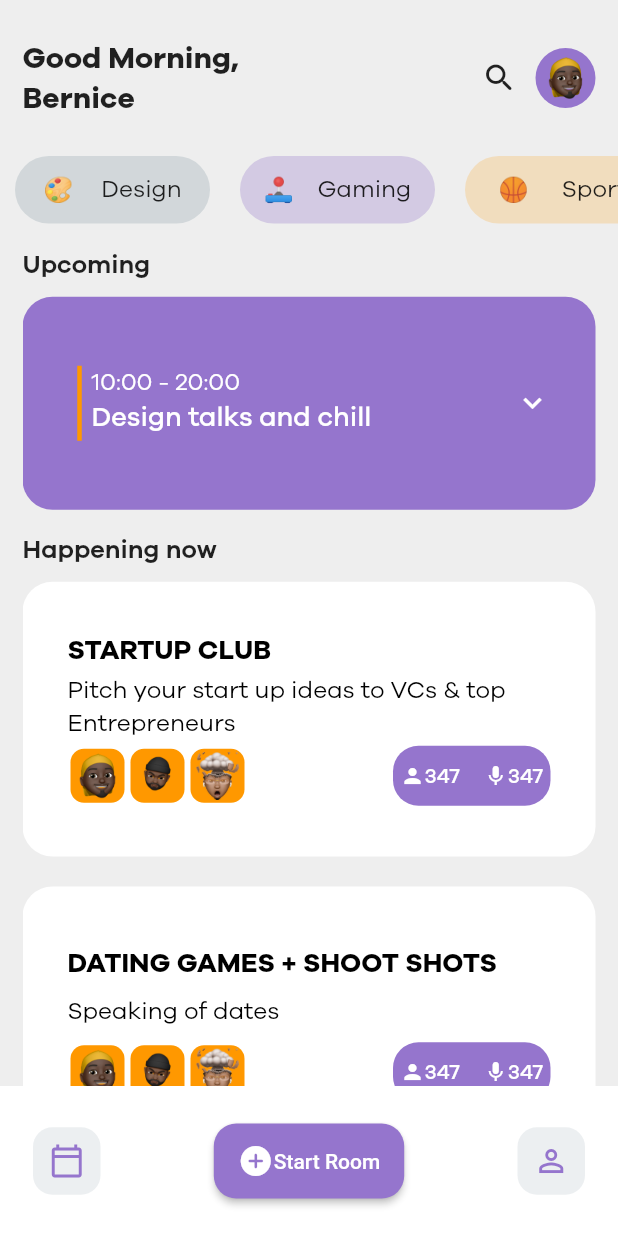
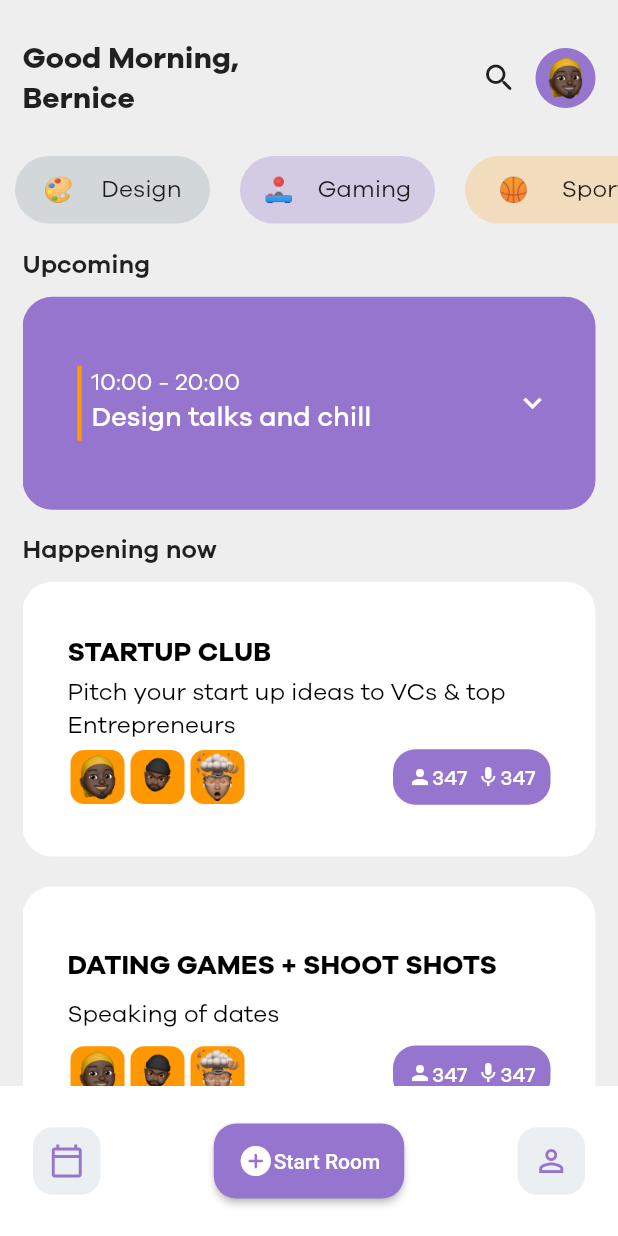
Before and after one commit to Codesait/geekHouse, a Flutter app: the screen it shows after launch, on a phone screen of 412 x 824 dp. Run offline on Flutter 3.47's test engine with Material 2 defaults, Android fonts, the phone set to English and light mode, and no system bars.

Commit message:
home page completed

```diff
--- a/lib/widget/currentTalks.dart
+++ b/lib/widget/currentTalks.dart
@@ -65,11 +65,11 @@ class CurrentTablet extends StatelessWidget {
                   ],
                 ),
                 Container(
-                  height: 40,
+                  height: 37,
                   width: 105,
-                  padding: const EdgeInsets.all(5),
+                  padding: const EdgeInsets.all(10),
                   decoration: BoxDecoration(
-                    borderRadius: BorderRadius.circular(17),
+                    borderRadius: BorderRadius.circular(15),
                     color: Colors.deepPurple.shade300
                   ),
                   child: Row(
```
